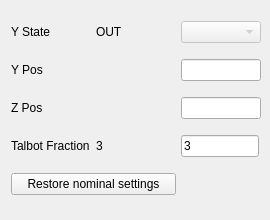
First picture: the form in PPM_centroid/wfs_controls.ui, repository mseaberg/Commissioning_Tools, before the edit.
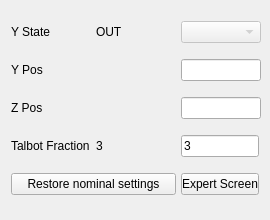
Second picture: the form after the edit. Custom widgets are drawn as their Qt base class.

Commit message: added expert screen button to imager controls and wfs controls

What changed in the file:
```diff
--- a/PPM_centroid/wfs_controls.ui
+++ b/PPM_centroid/wfs_controls.ui
@@ -201,6 +201,13 @@
      </property>
     </widget>
    </item>
+   <item row="4" column="2">
+    <widget class="QPushButton" name="expertButton">
+     <property name="text">
+      <string>Expert Screen</string>
+     </property>
+    </widget>
+   </item>
   </layout>
  </widget>
  <customwidgets>
```
The commit also changes 2 other files.
